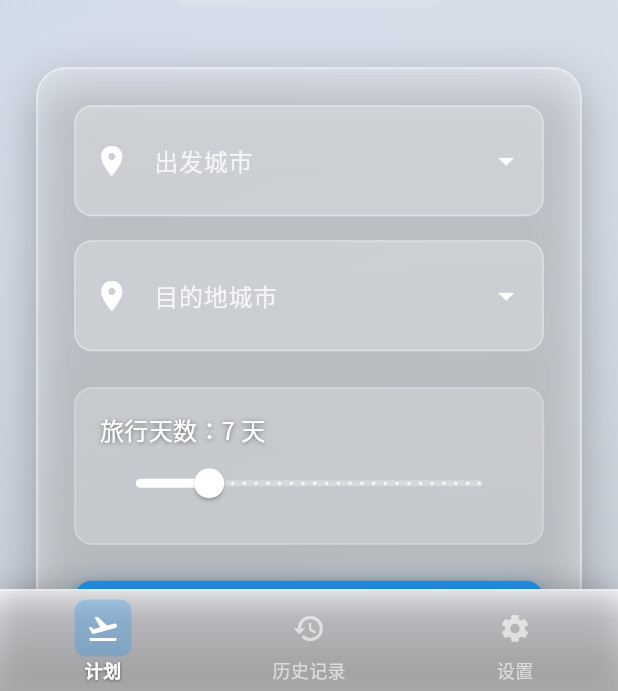
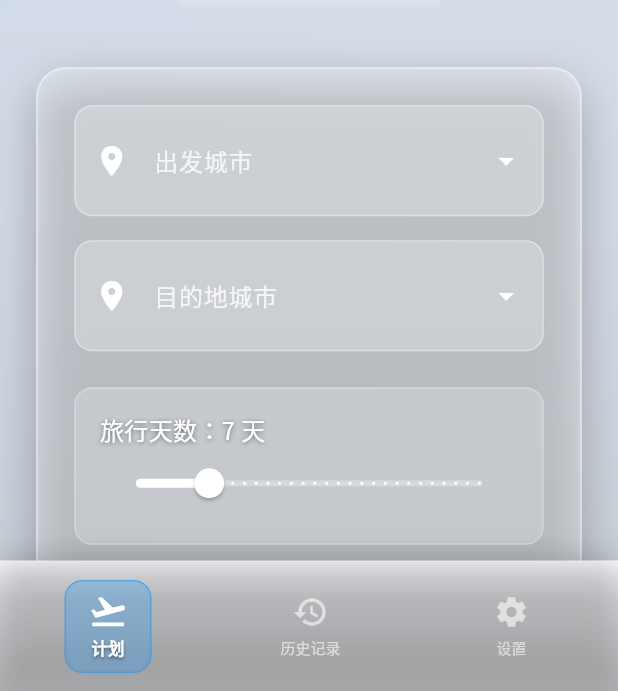
Before and after one commit to orvice/travelflow, a Flutter app: the screen it shows after launch, on a phone screen of 412 x 824 dp, the part 545-1236 px from its top. Run offline on Flutter 3.47's test engine with Material 3 defaults, Android fonts, the light colour scheme and no system bars; our stand-ins replace dio, google_fonts, shared_preferences; network calls fail.

Commit message:
重构主屏幕，添加页面控制器和动画切换效果；优化底部导航栏，增强用户交互体验

```diff
--- a/lib/screens/main_screen.dart
+++ b/lib/screens/main_screen.dart
@@ -15,6 +15,7 @@ class MainScreen extends StatefulWidget {
 
 class _MainScreenState extends State<MainScreen> {
   int _currentIndex = 0;
+  late PageController _pageController;
 
   final List<Widget> _screens = [
     const HomeScreen(),
@@ -23,12 +24,34 @@ class _MainScreenState extends State<MainScreen> {
   ];
 
   @override
+  void initState() {
+    super.initState();
+    _pageController = PageController(initialPage: _currentIndex);
+  }
+
+  @override
+  void dispose() {
+    _pageController.dispose();
+    super.dispose();
+  }
+
+  void _onPageChanged(int index) {
+    setState(() {
+      _currentIndex = index;
+    });
+  }
+
+  @override
   Widget build(BuildContext context) {
     final themeProvider = Provider.of<ThemeProvider>(context);
     final primaryColor = themeProvider.primaryColor;
 
     return Scaffold(
-      body: _screens[_currentIndex],
+      body: PageView(
+        controller: _pageController,
+        onPageChanged: _onPageChanged,
+        children: _screens,
+      ),
       bottomNavigationBar: Container(
         decoration: BoxDecoration(
           gradient: LinearGradient(
@@ -59,99 +82,125 @@ class _MainScreenState extends State<MainScreen> {
               ),
             ),
           ),
-          child: BottomNavigationBar(
-            currentIndex: _currentIndex,
-            onTap: (index) {
+          child: Container(
+            padding: const EdgeInsets.symmetric(horizontal: 8, vertical: 12),
+            child: Row(
+              mainAxisAlignment: MainAxisAlignment.spaceAround,
+              children: [
+                _buildAnimatedTabButton(
+                  index: 0,
+                  icon: Icons.flight_takeoff,
+                  label: '计划',
+                  primaryColor: primaryColor,
+                ),
+                _buildAnimatedTabButton(
+                  index: 1,
+                  icon: Icons.history,
+                  label: '历史记录',
+                  primaryColor: primaryColor,
+                ),
+                _buildAnimatedTabButton(
+                  index: 2,
+                  icon: Icons.settings,
+                  label: '设置',
+                  primaryColor: primaryColor,
+                ),
+              ],
+            ),
+          ),
+        ),
+      ),
+    );
+  }
+
+  Widget _buildAnimatedTabButton({
+    required int index,
+    required IconData icon,
+    required String label,
+    required Color primaryColor,
+  }) {
+    final isSelected = _currentIndex == index;
+
+    return GestureDetector(
+      onTap: () {
         setState(() {
           _currentIndex = index;
         });
+        _pageController.animateToPage(
+          index,
+          duration: const Duration(milliseconds: 400),
+          curve: Curves.easeInOut,
+        );
       },
-            backgroundColor: Colors.transparent,
-            elevation: 0,
-            selectedItemColor: Colors.white,
-            unselectedItemColor: Colors.white.withValues(alpha: 0.6),
-            selectedLabelStyle: GoogleFonts.notoSansSc(
-              fontWeight: FontWeight.w600,
-              fontSize: 12,
-              shadows: [
+      behavior: HitTestBehavior.opaque,
+      child: AnimatedContainer(
+        duration: const Duration(milliseconds: 300),
+        curve: Curves.easeInOut,
+        padding: const EdgeInsets.symmetric(horizontal: 16, vertical: 8),
+        decoration: BoxDecoration(
+          color:
+              isSelected
+                  ? primaryColor.withValues(alpha: 0.3)
+                  : Colors.transparent,
+          borderRadius: BorderRadius.circular(12),
+          border:
+              isSelected
+                  ? Border.all(
+                    color: primaryColor.withValues(alpha: 0.5),
+                    width: 1,
+                  )
+                  : null,
+        ),
+        child: Column(
+          mainAxisSize: MainAxisSize.min,
+          children: [
+            AnimatedScale(
+              scale: isSelected ? 1.1 : 1.0,
+              duration: const Duration(milliseconds: 200),
+              curve: Curves.easeOutBack,
+              child: AnimatedSwitcher(
+                duration: const Duration(milliseconds: 200),
+                transitionBuilder: (Widget child, Animation<double> animation) {
+                  return ScaleTransition(
+                    scale: animation,
+                    child: FadeTransition(opacity: animation, child: child),
+                  );
+                },
+                child: Icon(
+                  key: ValueKey('$index-icon'),
+                  icon,
+                  color:
+                      isSelected
+                          ? Colors.white
+                          : Colors.white.withValues(alpha: 0.6),
+                  size: 24,
+                ),
+              ),
+            ),
+            const SizedBox(height: 4),
+            AnimatedDefaultTextStyle(
+              duration: const Duration(milliseconds: 200),
+              style: GoogleFonts.notoSansSc(
+                fontSize: isSelected ? 11 : 10,
+                fontWeight: isSelected ? FontWeight.w600 : FontWeight.w400,
+                color:
+                    isSelected
+                        ? Colors.white
+                        : Colors.white.withValues(alpha: 0.6),
+                shadows:
+                    isSelected
+                        ? [
                           Shadow(
                             color: Colors.black.withValues(alpha: 0.5),
                             blurRadius: 2,
                             offset: const Offset(0, 1),
                           ),
-              ],
+                        ]
+                        : [],
               ),
-            unselectedLabelStyle: GoogleFonts.notoSansSc(
-              fontSize: 12,
-              color: Colors.white.withValues(alpha: 0.6),
-            ),
-            type: BottomNavigationBarType.fixed,
-            items: [
-              BottomNavigationBarItem(
-                icon: Container(
-                  decoration: BoxDecoration(
-                    color:
-                        _currentIndex == 0
-                            ? primaryColor.withValues(alpha: 0.3)
-                            : Colors.transparent,
-                    borderRadius: BorderRadius.circular(8),
-                  ),
-                  padding: const EdgeInsets.all(8),
-                  child: Icon(
-                    Icons.flight_takeoff,
-                    color:
-                        _currentIndex == 0
-                            ? Colors.white
-                            : Colors.white.withValues(alpha: 0.6),
-                    size: 22,
-                  ),
-                ),
-                label: '计划',
-              ),
-              BottomNavigationBarItem(
-                icon: Container(
-                  decoration: BoxDecoration(
-                    color:
-                        _currentIndex == 1
-                            ? primaryColor.withValues(alpha: 0.3)
-                            : Colors.transparent,
-                    borderRadius: BorderRadius.circular(8),
-                  ),
-                  padding: const EdgeInsets.all(8),
-                  child: Icon(
-                    Icons.history,
-                    color:
-                        _currentIndex == 1
-                            ? Colors.white
-                            : Colors.white.withValues(alpha: 0.6),
-                    size: 22,
-                  ),
-                ),
-                label: '历史记录',
-              ),
-              BottomNavigationBarItem(
-                icon: Container(
-                  decoration: BoxDecoration(
-                    color:
-                        _currentIndex == 2
-                            ? primaryColor.withValues(alpha: 0.3)
-                            : Colors.transparent,
-                    borderRadius: BorderRadius.circular(8),
-                  ),
-                  padding: const EdgeInsets.all(8),
-                  child: Icon(
-                    Icons.settings,
-                    color:
-                        _currentIndex == 2
-                            ? Colors.white
-                            : Colors.white.withValues(alpha: 0.6),
-                    size: 22,
-                  ),
-                ),
-                label: '设置',
+              child: Text(label),
             ),
           ],
-          ),
         ),
       ),
     );
```
Also changed, not shown: 1 other file. Lines whose indentation alone changed are shown as unchanged.
